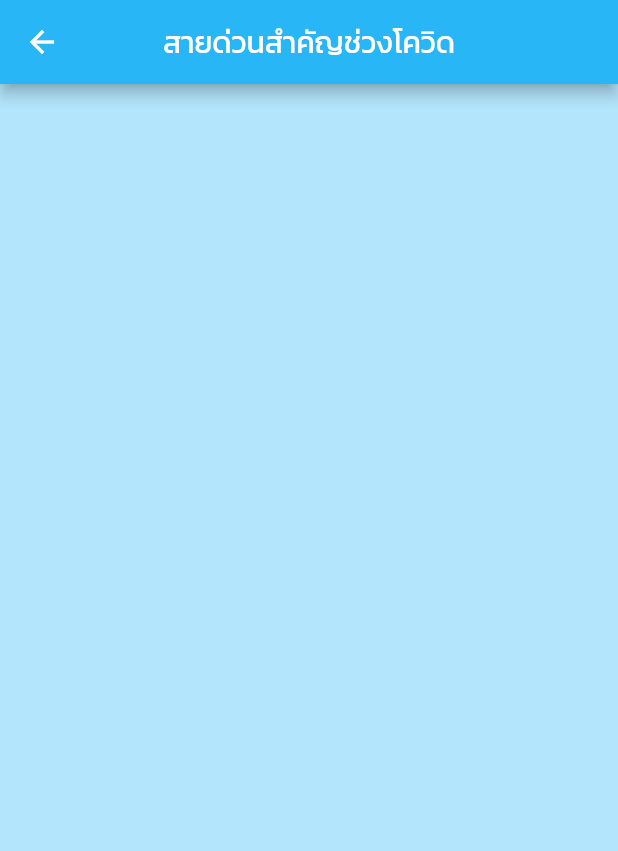
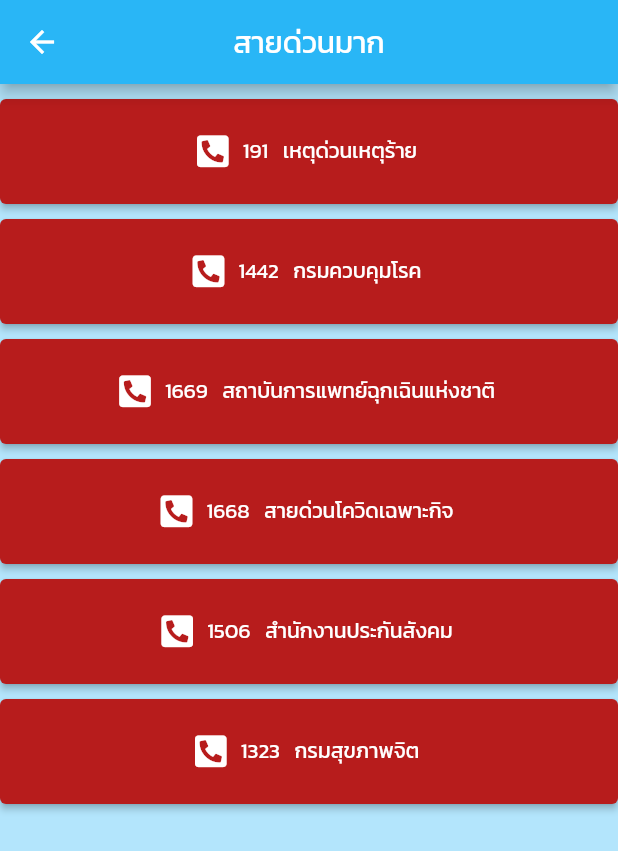
Before and after one commit to s6252410017/flutter_app_fastcall_covid19, a Flutter app: the ListcallFastcallUI screen opened directly, on a phone screen of 412 x 824 dp. Shown: the top 851 px of the screen. Run offline on Flutter 3.47's test engine with Material 2 defaults, Android fonts, the phone set to English and light mode, and no system bars; our stand-ins replace font_awesome_flutter.

Commit message:
Code V.3 : Do FastcallUI ,chance BG

```diff
--- a/lib/main.dart
+++ b/lib/main.dart
@@ -7,7 +7,7 @@ void main(List<String> args) {
   runApp(
     MaterialApp(
       debugShowCheckedModeBanner: false,
-      home: ListcallCovidUI() ,
+      home: HomeUI() ,
       theme: ThemeData(
         fontFamily: 'Kanit',
       ),
--- a/lib/views/listcall_fastcall_ui.dart
+++ b/lib/views/listcall_fastcall_ui.dart
@@ -1,7 +1,12 @@
 import 'package:flutter/material.dart';
+import 'package:flutter_app_fastcall_covid19/models/covid.dart';
+import 'package:font_awesome_flutter/font_awesome_flutter.dart';
+import 'package:url_launcher/url_launcher.dart';
 
 class ListcallFastcallUI extends StatefulWidget {
-  const ListcallFastcallUI({ Key? key }) : super(key: key);
+  //ตัวแปรเพื่อที่จะเก็บค่าที่ส่งมาจากอีกหน้าหนึ่ง
+
+  ListcallFastcallUI({Key? key}) : super(key: key);
 
   @override
   _ListcallFastcallUIState createState() => _ListcallFastcallUIState();
@@ -14,7 +19,7 @@ class _ListcallFastcallUIState extends State<ListcallFastcallUI> {
       backgroundColor: Colors.lightBlue[100],
       appBar: AppBar(
         title: Text(
-          'สายด่วนสำคัญช่วงโควิด',
+          'สายด่วนมาก',
           style: TextStyle(
             color: Colors.white,
           ),
@@ -22,6 +27,151 @@ class _ListcallFastcallUIState extends State<ListcallFastcallUI> {
         centerTitle: true,
         backgroundColor: Colors.lightBlue[400],
       ),
+      body: SingleChildScrollView(
+        child: Center(
+          child: Column(
+            children: [
+              SizedBox(
+                height: 10.0,
+              ),
+              ElevatedButton.icon(
+                onPressed: () {
+                  //เปิดเว็บ
+                },
+                icon: Icon(
+                  FontAwesomeIcons.phoneSquareAlt,
+                ),
+                label: Text(
+                  '191   เหตุด่วนเหตุร้าย',
+                  textAlign: TextAlign.left,
+                ),
+                style: ElevatedButton.styleFrom(
+                  primary: Colors.red[900],
+                  fixedSize: Size(
+                    500.0,
+                    70.0,
+                  ),
+                ),
+              ),
+              SizedBox(
+                height: 10.0,
+              ),
+              ElevatedButton.icon(
+                onPressed: () {
+                  //เปิดเว็บ
+                  //
+                },
+                icon: Icon(
+                  FontAwesomeIcons.phoneSquareAlt,
+                ),
+                label: Text(
+                  '1442   กรมควบคุมโรค',
+                  textAlign: TextAlign.left,
+                ),
+                style: ElevatedButton.styleFrom(
+                  primary: Colors.red[900],
+                  fixedSize: Size(
+                    500.0,
+                    70.0,
+                  ),
+                ),
+              ),
+              SizedBox(
+                height: 10.0,
+              ),
+              ElevatedButton.icon(
+                onPressed: () {
+                  //เปิดเว็บ
+                  //
+                },
+                icon: Icon(
+                  FontAwesomeIcons.phoneSquareAlt,
+                ),
+                label: Text(
+                  '1669   สถาบันการแพทย์ฉุกเฉินแห่งชาติ',
+                  textAlign: TextAlign.left,
+                ),
+                style: ElevatedButton.styleFrom(
+                  primary: Colors.red[900],
+                  fixedSize: Size(
+                    500.0,
+                    70.0,
+                  ),
+                ),
+              ),
+              SizedBox(
+                height: 10.0,
+              ),
+              ElevatedButton.icon(
+                onPressed: () {
+                  //เปิดเว็บ
+                  //
+                },
+                icon: Icon(
+                  FontAwesomeIcons.phoneSquareAlt,
+                ),
+                label: Text(
+                  '1668   สายด่วนโควิดเฉพาะกิจ',
+                  textAlign: TextAlign.left,
+                ),
+                style: ElevatedButton.styleFrom(
+                  primary: Colors.red[900],
+                  fixedSize: Size(
+                    500.0,
+                    70.0,
+                  ),
+                ),
+              ),
+              SizedBox(
+                height: 10.0,
+              ),
+              ElevatedButton.icon(
+                onPressed: () {
+                  //เปิดเว็บ
+                  //
+                },
+                icon: Icon(
+                  FontAwesomeIcons.phoneSquareAlt,
+                ),
+                label: Text(
+                  '1506   สำนักงานประกันสังคม',
+                  textAlign: TextAlign.left,
+                ),
+                style: ElevatedButton.styleFrom(
+                  primary: Colors.red[900],
+                  fixedSize: Size(
+                    500.0,
+                    70.0,
+                  ),
+                ),
+              ),
+              SizedBox(
+                height: 10.0,
+              ),
+              ElevatedButton.icon(
+                onPressed: () {
+                  //เปิดเว็บ
+                  //
+                },
+                icon: Icon(
+                  FontAwesomeIcons.phoneSquareAlt,
+                ),
+                label: Text(
+                  '1323   กรมสุขภาพจิต',
+                  textAlign: TextAlign.left,
+                ),
+                style: ElevatedButton.styleFrom(
+                  primary: Colors.red[900],
+                  fixedSize: Size(
+                    500.0,
+                    70.0,
+                  ),
+                ),
+              ),
+            ],
+          ),
+        ),
+      ),
     );
   }
 }
```
Also changed, not shown: lib/views/home_ui.dart (+15 -13 lines), lib/views/listcall_covid_ui.dart (+19 -11 lines), assets/images/QRcode.jpg (added), assets/images/bg.png (added), assets/images/bgdrawer1.jpg (added).
